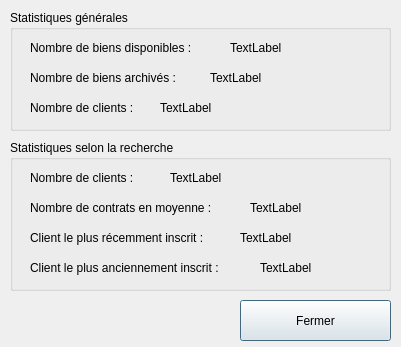
Above: BestResidence/stats_clients.ui from jordanlang/BestResidence before the change. Below: the same form after it.
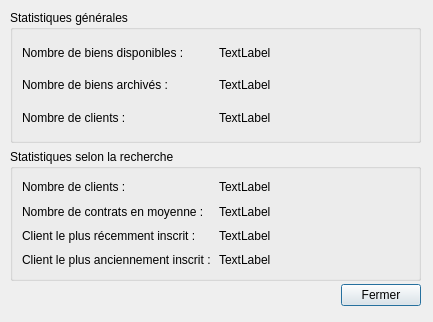
That is the form after the change.

Commit message: Ajout des layouts pour toutes les fenetres

```diff
--- a/BestResidence/stats_clients.ui
+++ b/BestResidence/stats_clients.ui
@@ -6,233 +6,172 @@
    <rect>
     <x>0</x>
     <y>0</y>
-    <width>401</width>
-    <height>347</height>
+    <width>433</width>
+    <height>322</height>
    </rect>
   </property>
   <property name="windowTitle">
    <string>Dialog</string>
   </property>
-  <widget class="QGroupBox" name="groupBox">
+  <widget class="QWidget" name="">
+   <property name="geometry">
+    <rect>
+     <x>10</x>
+     <y>280</y>
+     <width>411</width>
+     <height>31</height>
+    </rect>
+   </property>
+   <layout class="QHBoxLayout" name="horizontalLayout">
+    <item>
+     <spacer name="horizontalSpacer">
+      <property name="orientation">
+       <enum>Qt::Horizontal</enum>
+      </property>
+      <property name="sizeHint" stdset="0">
+       <size>
+        <width>40</width>
+        <height>20</height>
+       </size>
+      </property>
+     </spacer>
+    </item>
+    <item>
+     <widget class="QPushButton" name="btn_fermer">
+      <property name="text">
+       <string>Fermer</string>
+      </property>
+     </widget>
+    </item>
+   </layout>
+  </widget>
+  <widget class="QWidget" name="">
    <property name="geometry">
     <rect>
      <x>10</x>
      <y>10</y>
-     <width>381</width>
-     <height>121</height>
+     <width>411</width>
+     <height>271</height>
     </rect>
    </property>
-   <property name="title">
-    <string>Statistiques générales</string>
-   </property>
-   <widget class="QLabel" name="label">
-    <property name="geometry">
-     <rect>
-      <x>20</x>
-      <y>30</y>
-      <width>191</width>
-      <height>16</height>
-     </rect>
-    </property>
-    <property name="text">
-     <string>Nombre de biens disponibles :</string>
-    </property>
-   </widget>
-   <widget class="QLabel" name="label_2">
-    <property name="geometry">
-     <rect>
-      <x>20</x>
-      <y>60</y>
-      <width>171</width>
-      <height>16</height>
-     </rect>
-    </property>
-    <property name="text">
-     <string>Nombre de biens archivés :</string>
-    </property>
-   </widget>
-   <widget class="QLabel" name="label_3">
-    <property name="geometry">
-     <rect>
-      <x>20</x>
-      <y>90</y>
-      <width>121</width>
-      <height>16</height>
-     </rect>
-    </property>
-    <property name="text">
-     <string>Nombre de clients :</string>
-    </property>
-   </widget>
-   <widget class="QLabel" name="biens_dispos">
-    <property name="geometry">
-     <rect>
-      <x>220</x>
-      <y>30</y>
-      <width>141</width>
-      <height>16</height>
-     </rect>
-    </property>
-    <property name="text">
-     <string>TextLabel</string>
-    </property>
-   </widget>
-   <widget class="QLabel" name="biens_archives">
-    <property name="geometry">
-     <rect>
-      <x>200</x>
-      <y>60</y>
-      <width>161</width>
-      <height>16</height>
-     </rect>
-    </property>
-    <property name="text">
-     <string>TextLabel</string>
-    </property>
-   </widget>
-   <widget class="QLabel" name="nb_clients">
-    <property name="geometry">
-     <rect>
-      <x>150</x>
-      <y>90</y>
-      <width>211</width>
-      <height>16</height>
-     </rect>
-    </property>
-    <property name="text">
-     <string>TextLabel</string>
-    </property>
-   </widget>
-  </widget>
-  <widget class="QGroupBox" name="groupBox_2">
-   <property name="geometry">
-    <rect>
-     <x>10</x>
-     <y>140</y>
-     <width>381</width>
-     <height>151</height>
-    </rect>
-   </property>
-   <property name="title">
-    <string>Statistiques selon la recherche</string>
-   </property>
-   <widget class="QLabel" name="label_7">
-    <property name="geometry">
-     <rect>
-      <x>20</x>
-      <y>30</y>
-      <width>121</width>
-      <height>16</height>
-     </rect>
-    </property>
-    <property name="text">
-     <string>Nombre de clients :</string>
-    </property>
-   </widget>
-   <widget class="QLabel" name="label_8">
-    <property name="geometry">
-     <rect>
-      <x>20</x>
-      <y>60</y>
-      <width>211</width>
-      <height>16</height>
-     </rect>
-    </property>
-    <property name="text">
-     <string>Nombre de contrats en moyenne :</string>
-    </property>
-   </widget>
-   <widget class="QLabel" name="label_9">
-    <property name="geometry">
-     <rect>
-      <x>20</x>
-      <y>120</y>
-      <width>221</width>
-      <height>16</height>
-     </rect>
-    </property>
-    <property name="text">
-     <string>Client le plus anciennement inscrit :</string>
-    </property>
-   </widget>
-   <widget class="QLabel" name="label_10">
-    <property name="geometry">
-     <rect>
-      <x>20</x>
-      <y>90</y>
-      <width>201</width>
-      <height>16</height>
-     </rect>
-    </property>
-    <property name="text">
-     <string>Client le plus récemment inscrit :</string>
-    </property>
-   </widget>
-   <widget class="QLabel" name="nb_clients_rech">
-    <property name="geometry">
-     <rect>
-      <x>160</x>
-      <y>30</y>
-      <width>201</width>
-      <height>16</height>
-     </rect>
-    </property>
-    <property name="text">
-     <string>TextLabel</string>
-    </property>
-   </widget>
-   <widget class="QLabel" name="contrats_moyenne">
-    <property name="geometry">
-     <rect>
-      <x>240</x>
-      <y>60</y>
-      <width>121</width>
-      <height>16</height>
-     </rect>
-    </property>
-    <property name="text">
-     <string>TextLabel</string>
-    </property>
-   </widget>
-   <widget class="QLabel" name="client_ancien">
-    <property name="geometry">
-     <rect>
-      <x>250</x>
-      <y>120</y>
-      <width>111</width>
-      <height>16</height>
-     </rect>
-    </property>
-    <property name="text">
-     <string>TextLabel</string>
-    </property>
-   </widget>
-   <widget class="QLabel" name="client_recent">
-    <property name="geometry">
-     <rect>
-      <x>230</x>
-      <y>90</y>
-      <width>131</width>
-      <height>16</height>
-     </rect>
-    </property>
-    <property name="text">
-     <string>TextLabel</string>
-    </property>
-   </widget>
-  </widget>
-  <widget class="QPushButton" name="btn_fermer">
-   <property name="geometry">
-    <rect>
-     <x>240</x>
-     <y>300</y>
-     <width>151</width>
-     <height>41</height>
-    </rect>
-   </property>
-   <property name="text">
-    <string>Fermer</string>
-   </property>
+   <layout class="QGridLayout" name="gridLayout_3">
+    <item row="1" column="0">
+     <widget class="QGroupBox" name="">
+      <property name="title">
+       <string>Statistiques selon la recherche</string>
+      </property>
+      <layout class="QGridLayout" name="gridLayout">
+       <item row="0" column="0">
+        <widget class="QLabel" name="label_7">
+         <property name="text">
+          <string>Nombre de clients :</string>
+         </property>
+        </widget>
+       </item>
+       <item row="0" column="1">
+        <widget class="QLabel" name="nb_clients_rech">
+         <property name="text">
+          <string>TextLabel</string>
+         </property>
+        </widget>
+       </item>
+       <item row="1" column="0">
+        <widget class="QLabel" name="label_8">
+         <property name="text">
+          <string>Nombre de contrats en moyenne :</string>
+         </property>
+        </widget>
+       </item>
+       <item row="1" column="1">
+        <widget class="QLabel" name="contrats_moyenne">
+         <property name="text">
+          <string>TextLabel</string>
+         </property>
+        </widget>
+       </item>
+       <item row="2" column="0">
+        <widget class="QLabel" name="label_10">
+         <property name="text">
+          <string>Client le plus récemment inscrit :</string>
+         </property>
+        </widget>
+       </item>
+       <item row="2" column="1">
+        <widget class="QLabel" name="client_recent">
+         <property name="text">
+          <string>TextLabel</string>
+         </property>
+        </widget>
+       </item>
+       <item row="3" column="0">
+        <widget class="QLabel" name="label_9">
+         <property name="text">
+          <string>Client le plus anciennement inscrit :</string>
+         </property>
+        </widget>
+       </item>
+       <item row="3" column="1">
+        <widget class="QLabel" name="client_ancien">
+         <property name="text">
+          <string>TextLabel</string>
+         </property>
+        </widget>
+       </item>
+      </layout>
+     </widget>
+    </item>
+    <item row="0" column="0">
+     <widget class="QGroupBox" name="">
+      <property name="title">
+       <string>Statistiques générales</string>
+      </property>
+      <layout class="QGridLayout" name="gridLayout_2">
+       <item row="0" column="0">
+        <widget class="QLabel" name="label">
+         <property name="text">
+          <string>Nombre de biens disponibles :</string>
+         </property>
+        </widget>
+       </item>
+       <item row="0" column="1">
+        <widget class="QLabel" name="biens_dispos">
+         <property name="text">
+          <string>TextLabel</string>
+         </property>
+        </widget>
+       </item>
+       <item row="1" column="0">
+        <widget class="QLabel" name="label_2">
+         <property name="text">
+          <string>Nombre de biens archivés :</string>
+         </property>
+        </widget>
+       </item>
+       <item row="1" column="1">
+        <widget class="QLabel" name="biens_archives">
+         <property name="text">
+          <string>TextLabel</string>
+         </property>
+        </widget>
+       </item>
+       <item row="2" column="0">
+        <widget class="QLabel" name="label_3">
+         <property name="text">
+          <string>Nombre de clients :</string>
+         </property>
+        </widget>
+       </item>
+       <item row="2" column="1">
+        <widget class="QLabel" name="nb_clients">
+         <property name="text">
+          <string>TextLabel</string>
+         </property>
+        </widget>
+       </item>
+      </layout>
+     </widget>
+    </item>
+   </layout>
   </widget>
  </widget>
  <resources/>
```
Left out of the diff: 2 changed lines with no effect on the pictures. The commit also changes 4 other files.
